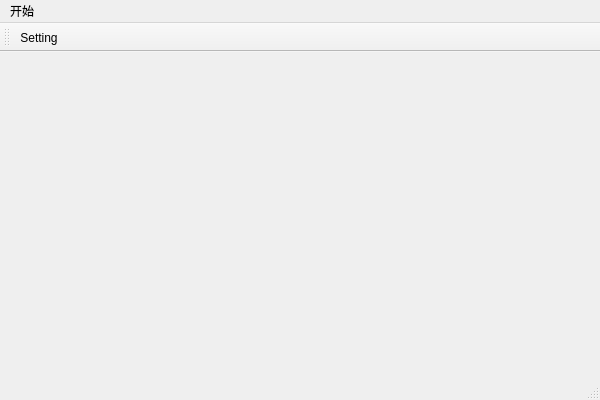
This is WrenchTorqueCtrl/WrenchTorqueCtrl.ui in yangreest/WrenchTorqueController as Qt 5 draws it before an edit. The edited form follows.
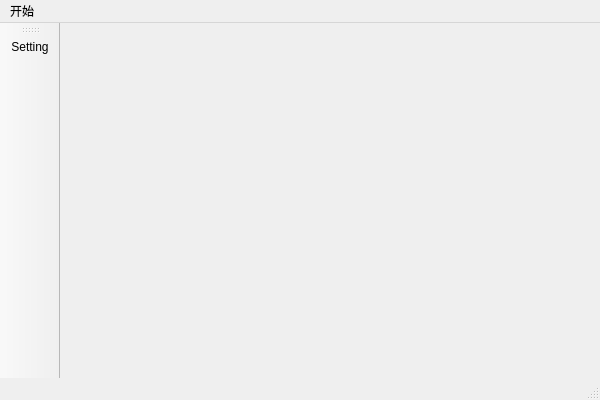
This is the edited form. Icons and pictures are not drawn.

```diff
--- a/WrenchTorqueCtrl/WrenchTorqueCtrl.ui
+++ b/WrenchTorqueCtrl/WrenchTorqueCtrl.ui
@@ -33,7 +33,7 @@
   </widget>
   <widget class="QToolBar" name="mainToolBar">
    <attribute name="toolBarArea">
-    <enum>TopToolBarArea</enum>
+    <enum>LeftToolBarArea</enum>
    </attribute>
    <attribute name="toolBarBreak">
     <bool>false</bool>
```
Left out of the diff: 4 changed lines with no effect on the pictures.
